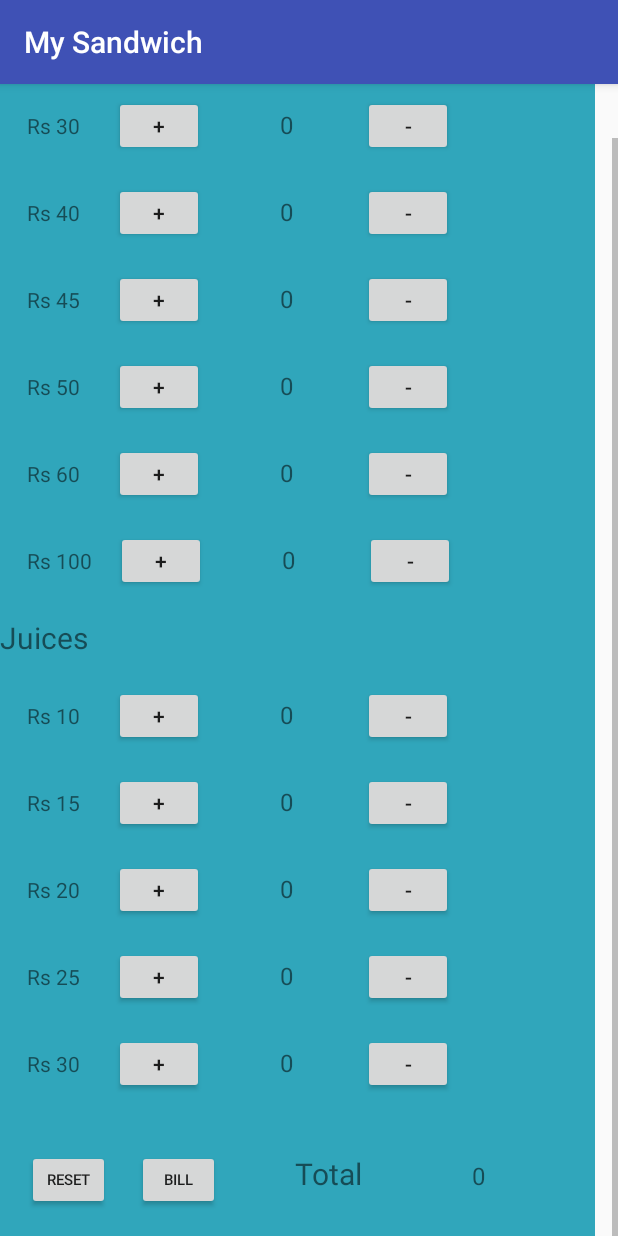
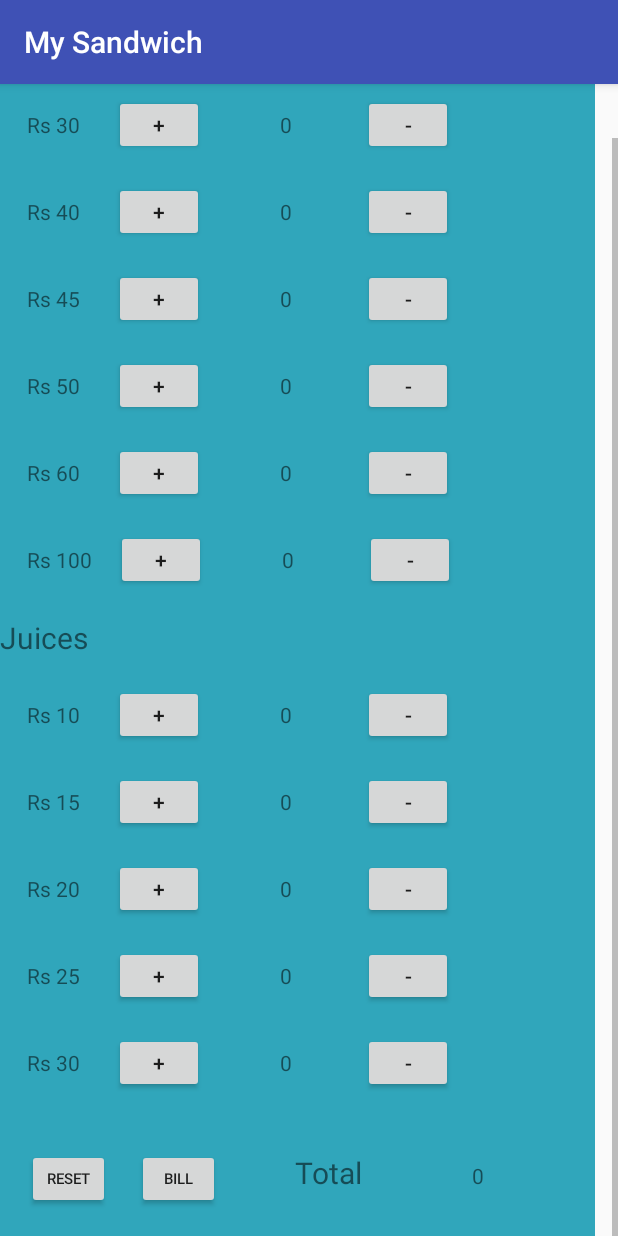
Before and after one commit to SudharshanKris/sandwich, an Android app: the screen it shows after launch (MainActivity), scrolled down 38 dp, on a phone screen of 412 x 824 dp. Run offline under Robolectric (Android 15) with nearby library versions, the phone set to English and light mode, and no system bars; our stand-ins replace ButterKnife.

```diff
--- a/app/build.gradle
+++ b/app/build.gradle
@@ -1,4 +1,5 @@
 apply plugin: 'com.android.application'
+apply plugin: 'android-apt'
 
 android {
     compileSdkVersion 24
@@ -23,4 +24,6 @@ dependencies {
     compile fileTree(dir: 'libs', include: ['*.jar'])
     testCompile 'junit:junit:4.12'
     compile 'com.android.support:appcompat-v7:24.2.1'
+    compile 'com.jakewharton:butterknife:8.1.0'
+    apt 'com.jakewharton:butterknife-compiler:8.1.0'
 }
--- a/app/src/main/java/com/example/sudharshan/mysandwich/MainActivity.java
+++ b/app/src/main/java/com/example/sudharshan/mysandwich/MainActivity.java
@@ -7,44 +7,117 @@ import android.view.View;
 import android.widget.Button;
 import android.widget.TextView;
 
+import butterknife.BindView;
+import butterknife.ButterKnife;
+
 public class MainActivity extends AppCompatActivity implements View.OnClickListener {
 
+    @BindView(R.id.b1)
     Button btn1;
+
+    @BindView(R.id.b2)
     Button btn2;
+
+    @BindView(R.id.b3)
     Button btn3;
+
+    @BindView(R.id.b4)
     Button btn4;
+
+    @BindView(R.id.b5)
     Button btn5;
+
+    @BindView(R.id.b6)
     Button btn6;
+
+    @BindView(R.id.b7)
     Button btn7;
+
+    @BindView(R.id.b8)
     Button btn8;
+
+    @BindView(R.id.b9)
     Button btn9;
+
+    @BindView(R.id.b10)
     Button btn10;
+
+    @BindView(R.id.b11)
     Button btn11;
+
+    @BindView(R.id.b12)
     Button btn12;
+
+    @BindView(R.id.b13)
     Button btn13;
+
+    @BindView(R.id.b14)
     Button btn14;
+
+    @BindView(R.id.b15)
     Button btn15;
+
+    @BindView(R.id.b16)
     Button btn16;
+
+    @BindView(R.id.b17)
     Button btn17;
+
+    @BindView(R.id.b18)
     Button btn18;
+
+    @BindView(R.id.b19)
     Button btn19;
+
+    @BindView(R.id.b20)
     Button btn20;
+
+    @BindView(R.id.b21)
     Button btn21;
+
+    @BindView(R.id.b22)
     Button btn22;
+
+    @BindView(R.id.b23)
     Button btn23;
+
+    @BindView(R.id.b24)
     Button btn24;
 
+    @BindView(R.id.t1)
     TextView tx1;
+
+    @BindView(R.id.t2)
     TextView tx2;
+
+    @BindView(R.id.t3)
     TextView tx3;
+
+    @BindView(R.id.t4)
     TextView tx4;
+
+    @BindView(R.id.t5)
     TextView tx5;
+
+    @BindView(R.id.t6)
     TextView tx6;
+
+    @BindView(R.id.t7)
     TextView tx7;
+
+    @BindView(R.id.t8)
     TextView tx8;
+
+    @BindView(R.id.t9)
     TextView tx9;
+
+    @BindView(R.id.t10)
     TextView tx10;
+
+    @BindView(R.id.t11)
     TextView tx11;
+
+    @BindView(R.id.t12)
     TextView tx12;
 
     int counter = 0;
@@ -69,88 +142,7 @@ public class MainActivity extends AppCompatActivity implements View.OnClickListe
     protected void onCreate(Bundle savedInstanceState) {
         super.onCreate(savedInstanceState);
         setContentView(R.layout.activity_main);
-        btn1 = (Button) findViewById(R.id.b1);
-        btn2 = (Button) findViewById(R.id.b2);
-        btn3 = (Button) findViewById(R.id.b3);
-        btn4 = (Button) findViewById(R.id.b4);
-        btn5 = (Button) findViewById(R.id.b5);
-        btn6 = (Button) findViewById(R.id.b6);
-        btn7 = (Button) findViewById(R.id.b7);
-        btn8 = (Button) findViewById(R.id.b8);
-        btn9 = (Button) findViewById(R.id.b9);
-        btn10 = (Button) findViewById(R.id.b10);
-        btn11 = (Button) findViewById(R.id.b11);
-        btn12 = (Button) findViewById(R.id.b12);
-        btn13 = (Button) findViewById(R.id.b13);
-        btn14 = (Button) findViewById(R.id.b14);
-        btn15 = (Button) findViewById(R.id.b15);
-        btn16 = (Button) findViewById(R.id.b16);
-        btn17 = (Button) findViewById(R.id.b17);
-        btn18 = (Button) findViewById(R.id.b18);
-        btn19 = (Button) findViewById(R.id.b19);
-        btn20 = (Button) findViewById(R.id.b20);
-        btn21 = (Button) findViewById(R.id.b21);
-        btn22 = (Button) findViewById(R.id.b22);
-        btn23 = (Button) findViewById(R.id.b23);
-        btn24 = (Button) findViewById(R.id.b24);
-
-
-
-
-        tx1 = (TextView) findViewById(R.id.t1);
-        tx2 = (TextView) findViewById(R.id.t2);
-        tx3 = (TextView) findViewById(R.id.t3);
-        tx4 = (TextView) findViewById(R.id.t4);
-        tx5 = (TextView) findViewById(R.id.t5);
-        tx6 = (TextView) findViewById(R.id.t6);
-        tx7 = (TextView) findViewById(R.id.t7);
-        tx8 = (TextView) findViewById(R.id.t8);
-        tx9 = (TextView) findViewById(R.id.t9);
-        tx10 = (TextView) findViewById(R.id.t10);
-        tx11 = (TextView) findViewById(R.id.t11);
-        tx12 = (TextView) findViewById(R.id.t12);
-
-
-        btn1.setOnClickListener(this);
-        btn2.setOnClickListener(this);
-        btn3.setOnClickListener(this);
-        btn4.setOnClickListener(this);
-        btn5.setOnClickListener(this);
-        btn6.setOnClickListener(this);
-        btn7.setOnClickListener(this);
-        btn8.setOnClickListener(this);
-        btn9.setOnClickListener(this);
-        btn10.setOnClickListener(this);
-        btn11.setOnClickListener(this);
-        btn12.setOnClickListener(this);
-        btn13.setOnClickListener(this);
-        btn14.setOnClickListener(this);
-        btn15.setOnClickListener(this);
-        btn16.setOnClickListener(this);
-        btn17.setOnClickListener(this);
-        btn18.setOnClickListener(this);
-        btn19.setOnClickListener(this);
-        btn20.setOnClickListener(this);
-        btn21.setOnClickListener(this);
-        btn22.setOnClickListener(this);
-        btn23.setOnClickListener(this);
-        btn24.setOnClickListener(this);
-
-        tx1.setTextSize(TypedValue.COMPLEX_UNIT_SP, 16);
-        tx2.setTextSize(TypedValue.COMPLEX_UNIT_SP, 16);
-        tx3.setTextSize(TypedValue.COMPLEX_UNIT_SP, 16);
-        tx4.setTextSize(TypedValue.COMPLEX_UNIT_SP, 16);
-        tx5.setTextSize(TypedValue.COMPLEX_UNIT_SP, 16);
-        tx6.setTextSize(TypedValue.COMPLEX_UNIT_SP, 16);
-        tx7.setTextSize(TypedValue.COMPLEX_UNIT_SP, 16);
-        tx8.setTextSize(TypedValue.COMPLEX_UNIT_SP, 16);
-        tx9.setTextSize(TypedValue.COMPLEX_UNIT_SP, 16);
-        tx10.setTextSize(TypedValue.COMPLEX_UNIT_SP, 16);
-        tx11.setTextSize(TypedValue.COMPLEX_UNIT_SP, 16);
-        tx12.setTextSize(TypedValue.COMPLEX_UNIT_SP, 16);
-
-
-
+        ButterKnife.bind(this);
     }
 
 
--- a/build.gradle
+++ b/build.gradle
@@ -6,6 +6,7 @@ buildscript {
     }
     dependencies {
         classpath 'com.android.tools.build:gradle:2.1.0'
+        classpath 'com.neenbedankt.gradle.plugins:android-apt:1.8'
 
         // NOTE: Do not place your application dependencies here; they belong
         // in the individual module build.gradle files
```
